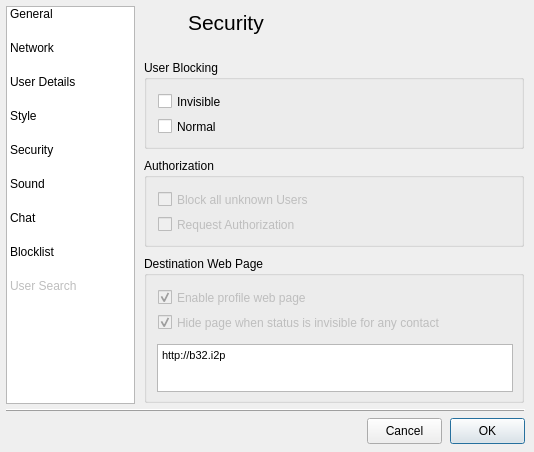
Above: src/gui/form_settingsgui.ui from vituperative/i2pchat before the change. Below: the same form after it.
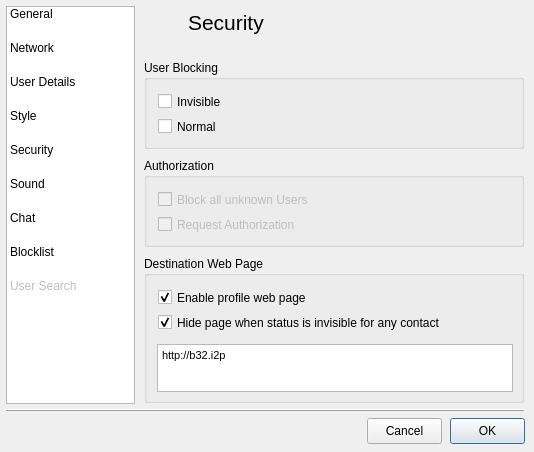
That is the form after the change. The open tabs and pages were chosen to show the change. Icons and pictures are not drawn.

Commit message: load and save HideWebProfileWhenInvisible func var

Diff of the .ui file:
```diff
--- a/src/gui/form_settingsgui.ui
+++ b/src/gui/form_settingsgui.ui
@@ -2138,7 +2138,7 @@
       </property>
       <widget class="QCheckBox" name="blockallcheckBox_2">
        <property name="enabled">
-        <bool>false</bool>
+        <bool>true</bool>
        </property>
        <property name="geometry">
         <rect>
@@ -2190,7 +2190,7 @@
       </widget>
       <widget class="QCheckBox" name="blockallcheckBox_3">
        <property name="enabled">
-        <bool>false</bool>
+        <bool>true</bool>
        </property>
        <property name="geometry">
         <rect>
```
The commit also changes 1 other file.
